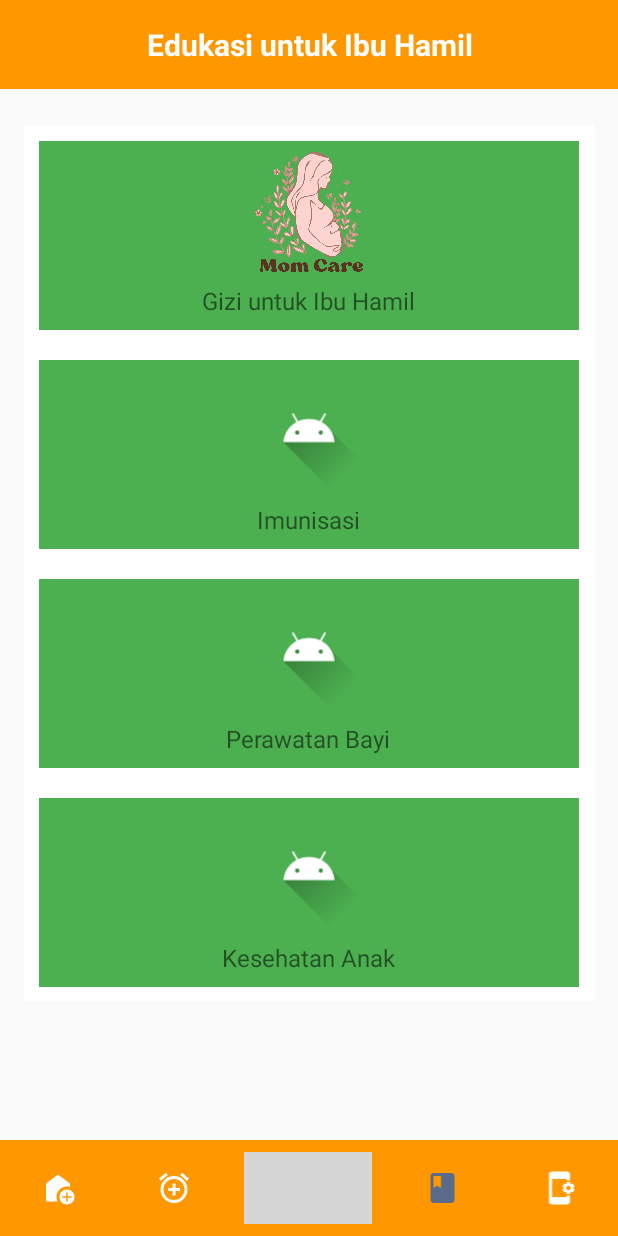
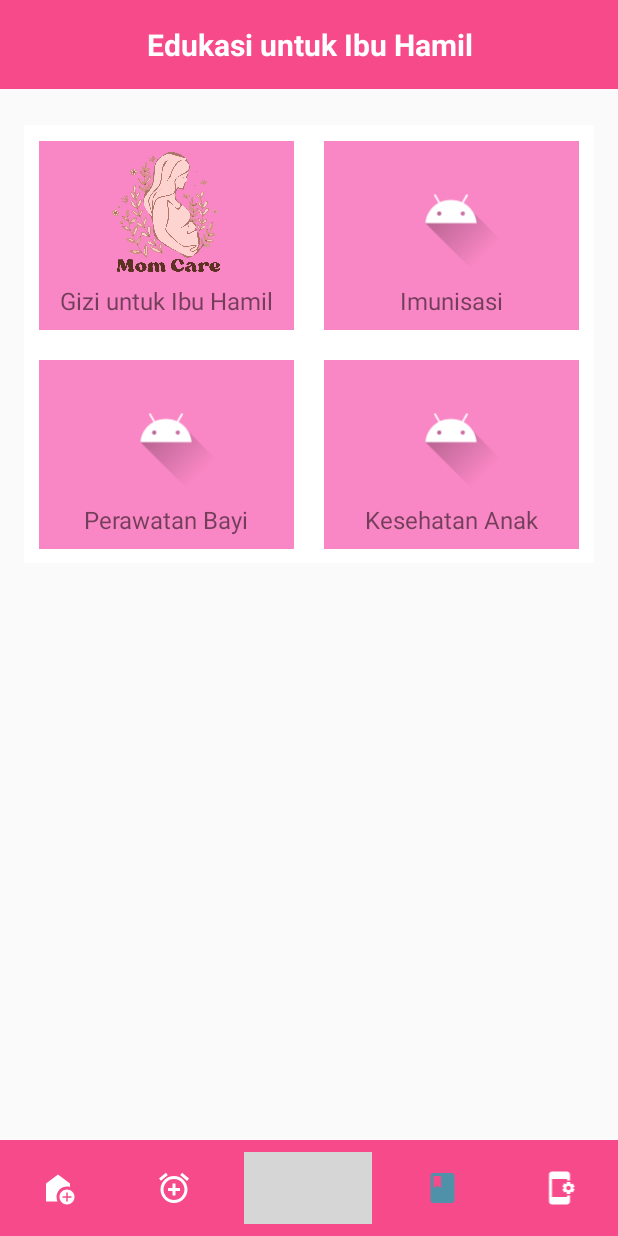
Before and after one commit to neopr1705/Posyanduapps, an Android app built with Jetpack Compose: the EdukasiActivity screen opened directly, with no data from a screen before it, on a phone screen of 412 x 824 dp. Run offline under Robolectric (Android 15) with nearby library versions, the phone set to English and light mode, and no system bars; grey boxes are pictures that could not be loaded.

Commit message:
3rd init

```diff
--- a/app/src/main/java/com/example/posyanduapps/features/EdukasiActivity.java
+++ b/app/src/main/java/com/example/posyanduapps/features/EdukasiActivity.java
@@ -45,7 +45,7 @@
         ivProfile.setOnClickListener(this);
         ivSettings.setOnClickListener(this);
         recyclerViewSubkategori = findViewById(R.id.recyclerViewSubkategori);
-        recyclerViewSubkategori.setLayoutManager(new GridLayoutManager(this, 1));
+        recyclerViewSubkategori.setLayoutManager(new GridLayoutManager(this, 2));
         ivProfile.setColorFilter(getResources().getColor(R.color.softBlue));  // Mengubah tint menjadi warna hitam
         // Initialize adapter and data
         subkategoriAdapter = new SubkategoriAdapter(getSubkategoriData());
--- a/app/src/main/res/drawable/border_top_bottom.xml
+++ b/app/src/main/res/drawable/border_top_bottom.xml
@@ -3,7 +3,7 @@
     <!-- Garis atas -->
     <item>
         <shape android:shape="rectangle">
-            <solid android:color="@color/primaryColor" />
+            <solid android:color="@color/colorPrimary" />
             <stroke
                 android:width="7.5px"
                 android:color="@color/white" />
@@ -13,7 +13,7 @@
     <!-- Garis bawah -->
     <item android:top="1dp" android:bottom="-1dp">
         <shape android:shape="rectangle">
-            <solid android:color="@color/primaryColor" />
+            <solid android:color="@color/colorPrimary" />
             <stroke
                 android:width="15px"
                 android:color="@color/white" />
--- a/app/src/main/res/layout/activity_edukasi.xml
+++ b/app/src/main/res/layout/activity_edukasi.xml
@@ -28,11 +28,12 @@
             <androidx.recyclerview.widget.RecyclerView
                 android:id="@+id/recyclerViewSubkategori"
                 android:layout_width="match_parent"
-                android:layout_height="match_parent"
+                android:layout_height="546dp"
                 android:clipToPadding="false"
                 android:paddingTop="8dp"
                 android:scrollbars="vertical" />
-</LinearLayout></ScrollView>
+</LinearLayout>
+    </ScrollView>
 <include
 layout="@layout/footer_layout"
 android:layout_width="match_parent"
--- a/app/src/main/res/layout/activity_main.xml
+++ b/app/src/main/res/layout/activity_main.xml
@@ -124,7 +124,7 @@
                 android:layout_width="match_parent"
                 android:layout_height="match_parent"
                 android:layout_marginTop="32dp"
-                android:backgroundTint="@color/colorPrimary"
+                android:backgroundTint="@color/color4th"
                 android:text="Lihat Laporan Kehamilan"
                 android:textColor="@android:color/white" />
 
--- a/app/src/main/res/values/styles.xml
+++ b/app/src/main/res/values/styles.xml
@@ -9,7 +9,7 @@
 
     <!-- Style untuk EditText -->
     <style name="EditTextStyle">
-        <item name="android:backgroundTint">#4CAF50</item> <!-- Hijau untuk garis bawah -->
+        <item name="android:backgroundTint">@color/color3rd</item> <!-- Hijau untuk garis bawah -->
         <item name="android:padding">10dp</item>
         <item name="android:textColor">#333333</item>
         <item name="android:textSize">16sp</item>
@@ -29,7 +29,7 @@
 
     <!-- Style untuk Tombol -->
     <style name="ButtonStyle">
-        <item name="android:background">#FF9800</item> <!-- Warna oranye -->
+        <item name="android:background">@color/color4th</item> <!-- Warna oranye -->
         <item name="android:textColor">#FFFFFF</item>
         <item name="android:padding">12dp</item>
         <item name="android:textSize">16sp</item>
```
Also changed, not shown: app/src/main/res/layout/activity_absensi.xml (+5 -7 lines), app/src/main/res/values/colors.xml (+25 -20 lines).
